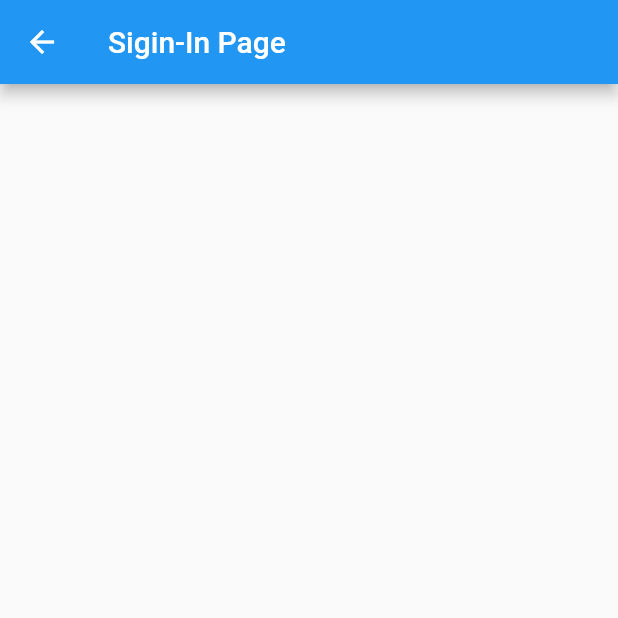
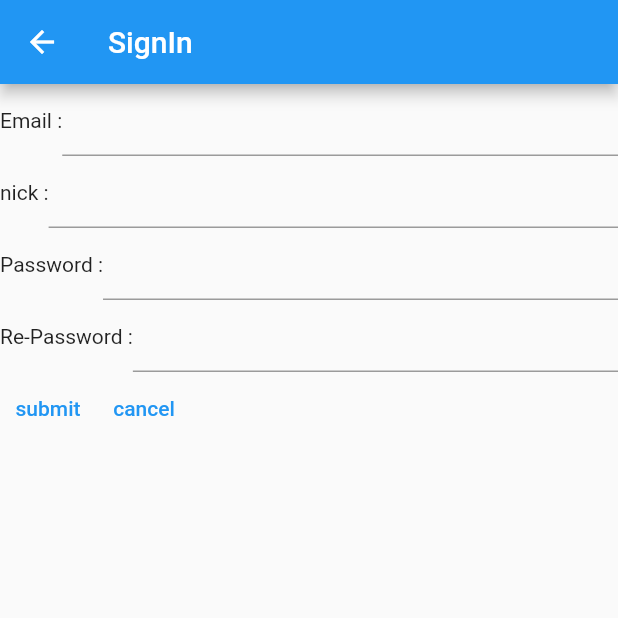
Before and after one commit to godzilla35/lawming_client, a Flutter app: the screen it shows after launch, after a tap on "signin", on a phone screen of 412 x 824 dp, the top half of it. Run offline on Flutter 3.47's test engine with Material 2 defaults, Android fonts, the phone set to English and light mode, and no system bars; our stand-ins replace email_validator, flutter_datetime_picker, jwt_decoder, shared_preferences; network calls fail.

Commit message:
회원 가입 기능 추가

```diff
--- a/lib/constants/constant.dart
+++ b/lib/constants/constant.dart
@@ -11,6 +11,7 @@ enum ProgressType {none, continuation, closure, advanceHearing}
 enum PartyType {none, plaintiff, respondent}
 
 const String loginAPIUrl = 'http://3.15.146.212:8080/auth/login';
+const String joinAPIUrl = 'http://3.15.146.212:8080/auth/join';
 const String bokdaeriPostAPIUrl = 'http://3.15.146.212:8080/post';
 const String bokdaeriGetAPIUrl = 'http://3.15.146.212:8080/posts';
 
--- a/lib/main.dart
+++ b/lib/main.dart
@@ -1,7 +1,7 @@
 import 'package:client/screens/setting_screen.dart';
 import 'package:flutter/material.dart';
 import 'package:provider/provider.dart';
-import 'screens/signin.dart';
+import 'screens/signin_screen.dart';
 import 'screens/home_screen.dart';
 import 'screens/login_screen.dart';
 import 'models/user_model.dart';
@@ -43,7 +43,7 @@ class LawmingApp extends StatelessWidget {
     return MaterialApp(
       initialRoute: initialRoute,
       routes: {
-        '/signin': (context) => SignInPage(),
+        '/signin': (context) => SignInScreen(),
         '/homeScreen': (context) => HomePage(),
         '/login': (context) => LoginScreen(),
         '/settings': (context) => SettingScreen(),
--- a/lib/models/user.dart
+++ b/lib/models/user.dart
@@ -2,6 +2,7 @@ class User {
   String? nick = "no-nick";
   String? email = "no-email";
   String? jwt = 'no-jwt';
+  String? password = 'null';
 
   User({this.email, this.nick, this.jwt});
 
--- a/lib/screens/signin.dart
+++ /dev/null
@@ -1,14 +0,0 @@
-import 'package:flutter/material.dart';
-
-class SignInPage extends StatelessWidget {
-  const SignInPage({Key? key}) : super(key: key);
-
-  @override
-  Widget build(BuildContext context) {
-    return Scaffold(
-      appBar: AppBar(
-        title: Text('Sigin-In Page'),
-      ),
-    );
-  }
-}
--- /dev/null
+++ b/lib/screens/signin_screen.dart
@@ -0,0 +1,135 @@
+import 'package:client/utils/networkHelper.dart';
+import 'package:flutter/material.dart';
+import 'package:client/models/user.dart';
+import 'package:email_validator/email_validator.dart';
+import 'package:client/utils/dialogHelper.dart';
+
+class SignInScreen extends StatefulWidget {
+  const SignInScreen({Key? key}) : super(key: key);
+
+  @override
+  _SignInScreenState createState() => _SignInScreenState();
+}
+
+class _SignInScreenState extends State<SignInScreen> {
+  final emailController = TextEditingController();
+  final nickController = TextEditingController();
+  final passwordController = TextEditingController();
+  final rePasswordController = TextEditingController();
+
+  @override
+  void dispose() {
+    // TODO: implement dispose
+    super.dispose();
+    emailController.dispose();
+    nickController.dispose();
+    passwordController.dispose();
+    rePasswordController.dispose();
+  }
+
+  @override
+  Widget build(BuildContext context) {
+    return Form(
+      child: Scaffold(
+        appBar: AppBar(
+          title: Text('SignIn'),
+        ),
+        body: Center(
+          child: Column(
+            children: [
+              Row(
+                children: [
+                  Text('Email :'),
+                  Expanded(
+                    child: TextField(
+                      controller: emailController,
+                    ),
+                  ),
+                ],
+              ),
+              Row(
+                children: [
+                  Text('nick :'),
+                  Expanded(
+                    child: TextField(
+                      controller: nickController,
+                    ),
+                  ),
+                ],
+              ),
+              Row(
+                children: [
+                  Text('Password :'),
+                  Expanded(
+                    child: TextField(
+                      controller: passwordController,
+                      obscureText: true,
+                    ),
+                  ),
+                ],
+              ),
+              Row(
+                children: [
+                  Text('Re-Password :'),
+                  Expanded(
+                    child: TextField(
+                      controller: rePasswordController,
+                      obscureText: true,
+                    ),
+                  ),
+                ],
+              ),
+              Row(
+                children: [
+                  TextButton(
+                    onPressed: () async {
+
+                      if(EmailValidator.validate(emailController.text) == false) {
+                        DialogHelper().ShowErrorDialog(context, 'error', 'invalid email');
+                        return;
+                      }
+
+                      if(nickController.text.isEmpty) {
+                        DialogHelper().ShowErrorDialog(context, 'error', 'empty nick');
+                        return;
+                      }
+
+                      if (rePasswordController.text !=
+                          passwordController.text) {
+                        DialogHelper().ShowErrorDialog(context, 'error', 'password not matched!');
+                        return;
+                      }
+
+                      NetworkHelper nw = NetworkHelper();
+
+                      User joinUser = User();
+                      joinUser.email = emailController.text;
+                      joinUser.nick = nickController.text;
+                      joinUser.password = passwordController.text;
+
+                      bool res = await nw.joinUser(joinUser);
+
+                      if (res) {
+                        Navigator.pushNamedAndRemoveUntil(
+                            context, '/login', (Route<dynamic> route) => false);
+                      } else {
+                        print('join failed!');
+                      }
+                    },
+                    child: Text('submit'),
+                  ),
+                  TextButton(
+                    onPressed: () {
+                      Navigator.pop(context);
+                    },
+                    child: Text('cancel'),
+                  ),
+                ],
+              ),
+            ],
+          ),
+        ),
+      ),
+    );
+  }
+}
--- a/pubspec.yaml
+++ b/pubspec.yaml
@@ -28,6 +28,7 @@ dependencies:
   http: ^0.13.3
   provider: ^6.0.0
   jwt_decoder: ^2.0.1
+  email_validator: ^2.0.1
 
   # The following adds the Cupertino Icons font to your application.
   # Use with the CupertinoIcons class for iOS style icons.
```
Also changed, not shown: lib/utils/dialogHelper.dart (added, +19 -0 lines), lib/utils/networkHelper.dart (+28 -0 lines), pubspec.lock.
